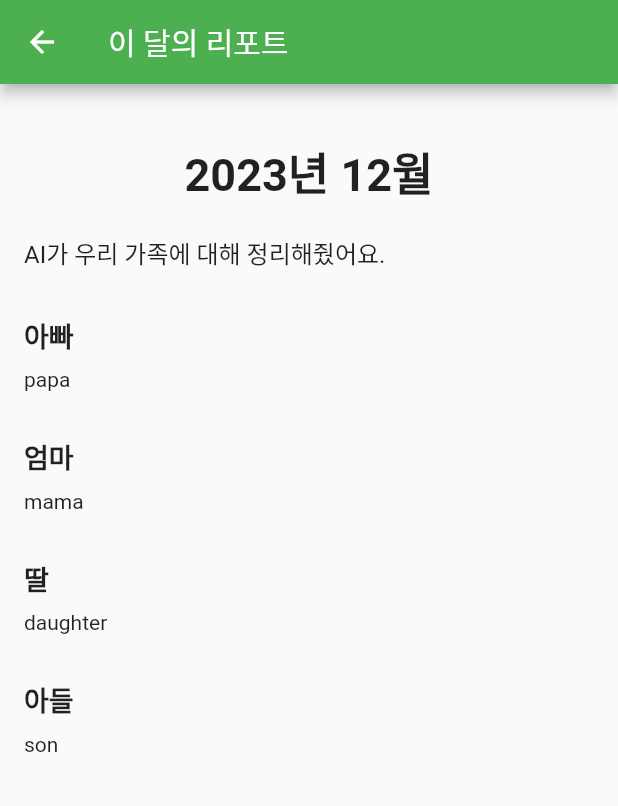
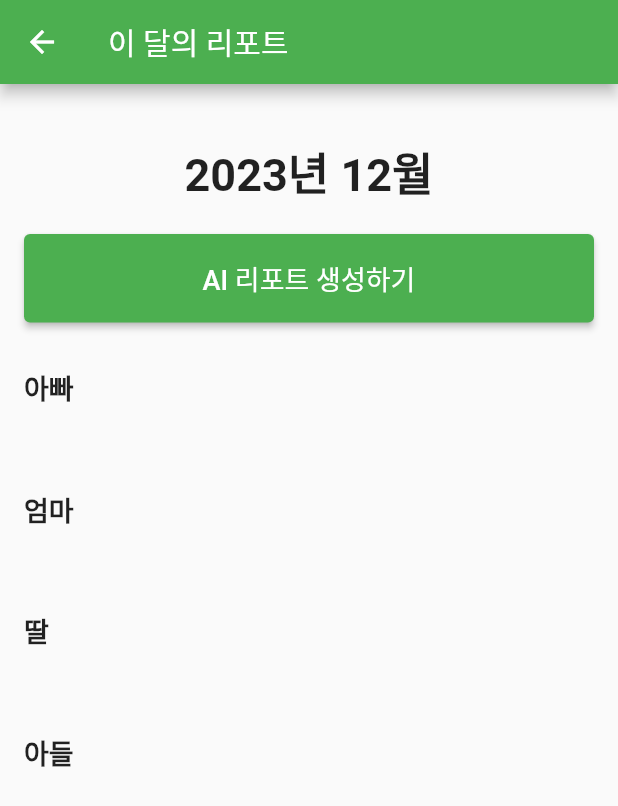
Before and after one commit to ozeeeno/soso_family, a Flutter app: the ReportPage screen opened directly, on a phone screen of 412 x 824 dp. Shown: the top 806 px of the screen. Run offline on Flutter 3.47's test engine with Material 2 defaults, Android fonts, the light colour scheme and no system bars; our stand-ins replace table_calendar.

Commit message:
feat: report page

```diff
--- a/frontend/soso_family/lib/pages/report.dart
+++ b/frontend/soso_family/lib/pages/report.dart
@@ -1,5 +1,3 @@
-// ignore_for_file: library_private_types_in_public_api
-
 import 'package:flutter/material.dart';
 
 class ReportPage extends StatefulWidget {
@@ -15,49 +13,86 @@ class _ReportPageState extends State<ReportPage> {
   late String _momAIreport;
   late String _daughterAIreport;
   late String _sonAIreport;
+  bool _isButtonVisible = true;
 
   @override
   void initState() {
     super.initState();
     // 초기 질문과 답안 설정
     _month = "2023년 12월";
-    _dadAIreport = "papa";
-    _momAIreport = "mama";
-    _daughterAIreport = "daughter";
-    _sonAIreport = "son";
+    _dadAIreport = "";
+    _momAIreport = "";
+    _daughterAIreport = "";
+    _sonAIreport = "";
+  }
+
+  // Function to simulate API call and update reports
+  Future<void> generateAIReport() async {
+    // Simulate API call and get reports
+    // Replace this with your actual API call
+    await Future.delayed(Duration(seconds: 2)); // Simulating a delay
+
+    setState(() {
+      // Update reports based on API response
+      _dadAIreport = "AI-generated report for 아빠";
+      _momAIreport = "AI-generated report for 엄마";
+      _daughterAIreport = "AI-generated report for 딸";
+      _sonAIreport = "AI-generated report for 아들";
+      _isButtonVisible = false; // Hide the button
+    });
   }
 
   @override
   Widget build(BuildContext context) {
     return Scaffold(
       appBar: AppBar(
-        title: const Text('이 달의 리포트'),
+        title: Text('이 달의 리포트'),
       ),
-      body: Padding(
+      body: SingleChildScrollView(
+        child: Padding(
           padding: const EdgeInsets.all(16.0),
           child: Column(
             crossAxisAlignment: CrossAxisAlignment.start,
             children: [
-            const SizedBox(height: 20),
+              SizedBox(height: 20),
               Align(
                 alignment: Alignment.center,
-              child: Text(_month,
-                  style: const TextStyle(
+                child: Text(
+                  _month,
+                  style: TextStyle(
                     fontWeight: FontWeight.bold,
                     fontSize: 30,
-                  )),
                   ),
-            const SizedBox(height: 20),
-            const Text(
-              "AI가 우리 가족에 대해 정리해줬어요.",
-              style: TextStyle(fontSize: 16),
                 ),
-            const SizedBox(height: 30),
+              ),
+              SizedBox(height: 20),
+              if (_isButtonVisible)
+                Align(
+                  alignment: Alignment.center,
+                  child: SizedBox(
+                    width: double.infinity,
+                    child: ElevatedButton(
+                      onPressed: () {
+                        // Trigger AI report generation
+                        generateAIReport();
+                      },
+                      style: ElevatedButton.styleFrom(
+                        padding: EdgeInsets.symmetric(vertical: 16),
+                      ),
+                      child: Text(
+                        'AI 리포트 생성하기',
+                        style: TextStyle(fontSize: 18),
+                      ),
+                    ),
+                  ),
+                ),
+              SizedBox(height: 30),
               AIFamilyMemberAnswer('아빠', _dadAIreport),
               AIFamilyMemberAnswer('엄마', _momAIreport),
               AIFamilyMemberAnswer('딸', _daughterAIreport),
               AIFamilyMemberAnswer('아들', _sonAIreport),
             ],
+          ),
         ),
       ),
     );
@@ -69,14 +104,14 @@ class _ReportPageState extends State<ReportPage> {
       children: [
         Text(
           member,
-          style: const TextStyle(fontWeight: FontWeight.bold, fontSize: 18),
+          style: TextStyle(fontWeight: FontWeight.bold, fontSize: 18),
         ),
-        const SizedBox(height: 8),
+        SizedBox(height: 8),
         Text(
           answer,
-          style: const TextStyle(fontSize: 14),
+          style: TextStyle(fontSize: 14),
         ),
-        const SizedBox(height: 30),
+        SizedBox(height: 30),
       ],
     );
   }
```
Lines whose indentation alone changed are shown as unchanged.
